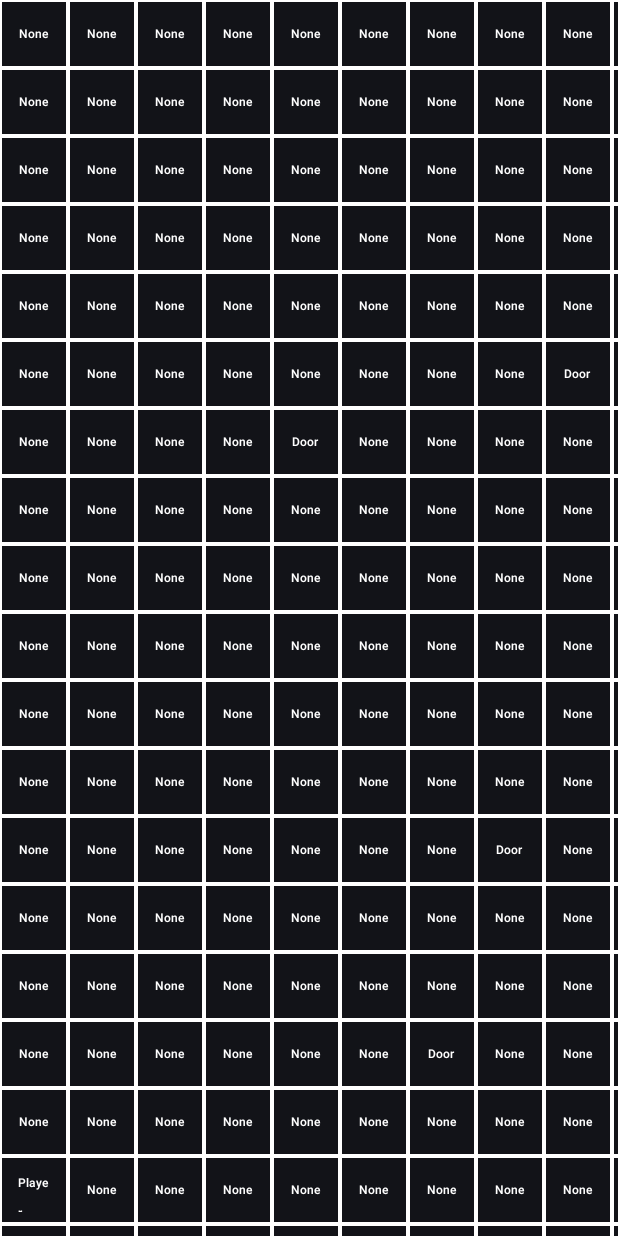
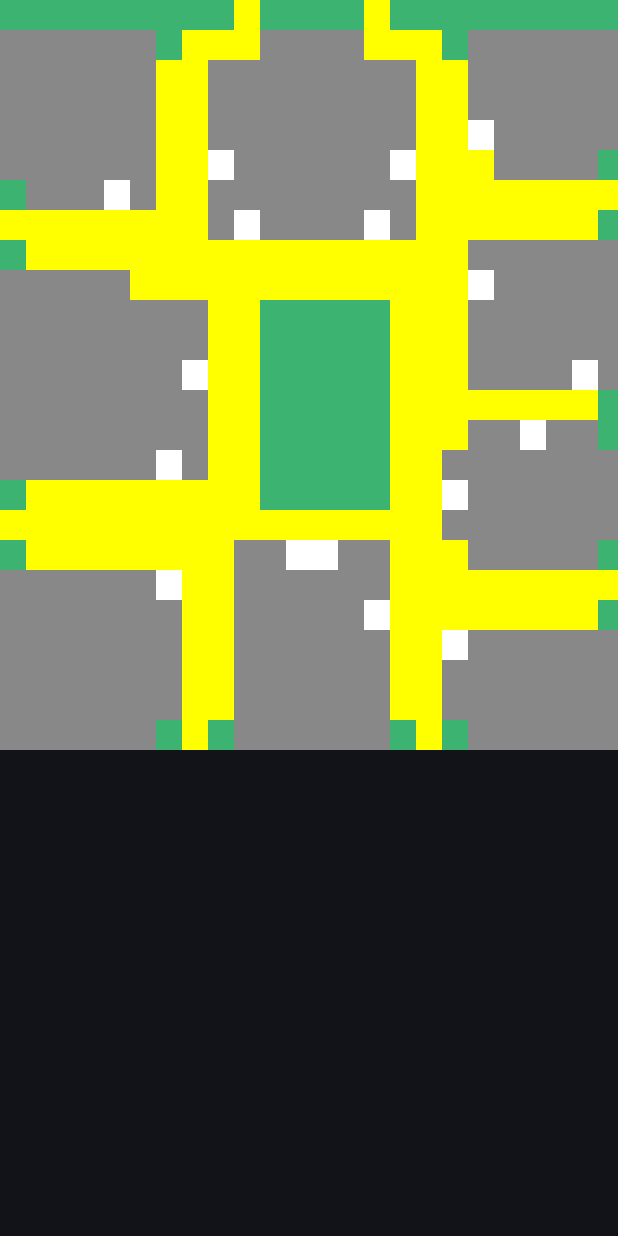
Before and after one commit to rtw369/CLUE-Hack, an Android app built with Jetpack Compose: the MapScreenView screen opened through its navigation route, on a phone screen of 412 x 824 dp. Run offline under Robolectric (Android 15) with nearby library versions, the phone set to English and light mode, and no system bars.

Commit message:
Updated Cell model
Cell model buttons are color coded depending on the state.

```diff
--- a/app/src/main/java/com/example/cluehack/model/Board.kt
+++ b/app/src/main/java/com/example/cluehack/model/Board.kt
@@ -1,9 +1,12 @@
 package com.example.cluehack.model
 
+import android.widget.Button
 import androidx.compose.foundation.BorderStroke
 import androidx.compose.foundation.layout.height
 import androidx.compose.foundation.layout.width
+import androidx.compose.material3.Button
 import androidx.compose.material3.ButtonDefaults
+import androidx.compose.material3.FilledIconButton
 import androidx.compose.material3.Text
 import androidx.compose.material3.TextButton
 import androidx.compose.runtime.Composable
@@ -89,26 +92,33 @@ data class Board(
 }
 
 data class Cell(
-    // state is one of the following: Empty, Room, Path
+    // state is one of the following: Empty, Room, Path, Door
     var state: String,
 
     // option contains information: if path, has what player; if room, which sides has the wall or doorway.
     var option: String = "None"
 ) {
+    private val buttonColor = when(state) {
+        "0" -> DataSource().green
+        "1" -> Color.Yellow
+        "r" -> Color.Gray
+        "d" -> Color.White
+        else -> Color.Transparent
+    }
+
+
     @Composable
     fun CellButton() {
-        TextButton(modifier = Modifier
-            .width(45.dp)
-            .height(45.dp),
-            onClick = {  },
+        Button(
+            modifier = Modifier
+                .width(17.dp)
+                .height(20.dp),
+            onClick = { /*TODO*/ },
             shape = RectangleShape,
-            border = BorderStroke(1.dp, Color.White),
-            colors = ButtonDefaults.buttonColors(containerColor = Color.Transparent)) {
-            Text(
-                text = option,
-                color = Color.White,
-                fontSize = 8.sp
-            )
+            colors = ButtonDefaults.buttonColors(buttonColor),
+            //border = BorderStroke(1.dp, Color.White)
+        ) {
+            Text(text = "")
         }
     }
 }
--- a/app/src/main/java/com/example/cluehack/viewModel/MapScreenView.kt
+++ b/app/src/main/java/com/example/cluehack/viewModel/MapScreenView.kt
@@ -3,7 +3,9 @@ package com.example.cluehack.viewModel
 import androidx.compose.foundation.layout.Arrangement
 import androidx.compose.foundation.layout.Column
 import androidx.compose.foundation.layout.fillMaxSize
+import androidx.compose.foundation.layout.height
 import androidx.compose.foundation.layout.padding
+import androidx.compose.foundation.layout.width
 import androidx.compose.foundation.lazy.LazyColumn
 import androidx.compose.foundation.lazy.LazyRow
 import androidx.compose.foundation.lazy.items
@@ -35,9 +37,10 @@ fun MapScreenView(
         val board = Board(uiState)
         board.createBoard()
 
-        LazyColumn {
+        LazyColumn(modifier = Modifier.height(1200.dp))
+        {
             items(board.getBoard()) {list ->
-                LazyRow {
+                LazyRow() {
                     items(list) {cell ->
                         cell.CellButton()
                     }
```
